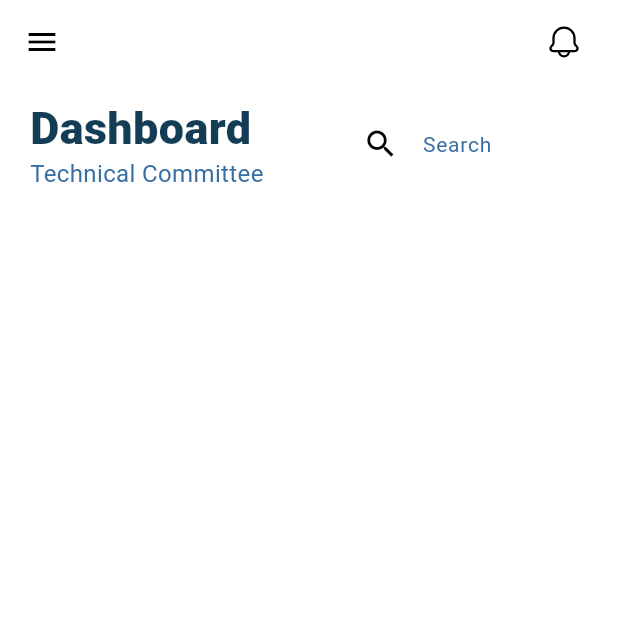
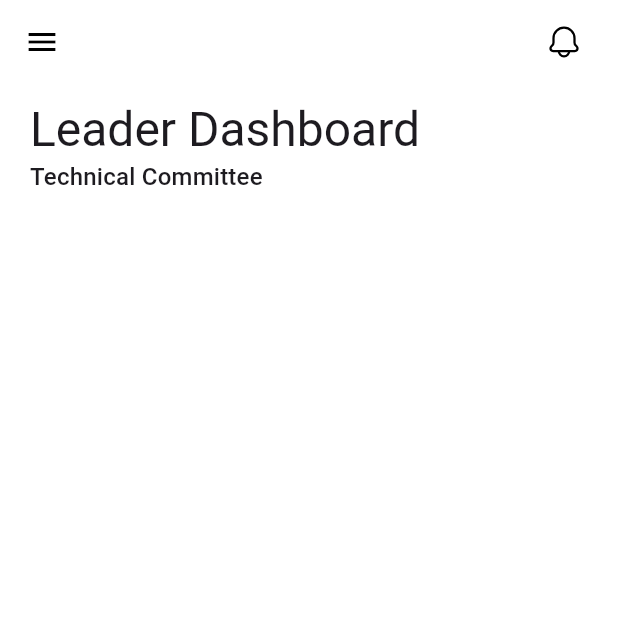
Before and after one commit to Amruthavalli-M/12DIT---BookTech, a Flutter app: the LeaderDashboard screen opened by its route, on a phone screen of 412 x 824 dp, the top half of it. Run offline on Flutter 3.47's test engine with Material 3 defaults, Android fonts, the phone set to English and light mode, and no system bars; our stand-ins replace flutter_svg, google_fonts.

Commit message:
Update header_parts.dart
FINAL VERSION

```diff
--- a/lib/widgets/header_parts.dart
+++ b/lib/widgets/header_parts.dart
@@ -1,59 +1,35 @@
-import 'package:booktech_flutter/utils/responsive.dart';
-import 'package:booktech_flutter/utils/theme.dart';
 import 'package:flutter/material.dart';
 
 class HeaderParts extends StatelessWidget {
-  const HeaderParts({super.key});
+  // Title text passed in to show role dashboard
+  final String title;
+
+  // Title argument
+  const HeaderParts({super.key, required this.title});
 
   @override
   Widget build(BuildContext context) {
     return Row(
-      mainAxisSize: MainAxisSize.min,
+      mainAxisSize: MainAxisSize.min, // Row width wraps content
       children: [
-        const SizedBox(
+        SizedBox(
+          // Container for the column of texts
           child: Column(
-            mainAxisAlignment: MainAxisAlignment.start,
-            crossAxisAlignment: CrossAxisAlignment.start,
+            mainAxisAlignment: MainAxisAlignment.start, // Align children at top vertically
+            crossAxisAlignment: CrossAxisAlignment.start, // Align children to the left horizontally
             children: [
+              // Large title text
               Text(
-                "Dashboard",
-                style: TextStyle(
-                  fontSize: 30,
-                  fontWeight: FontWeight.w900,
-                  height: 1.3,
-                  color: MyAppColor.primary
-                ),
+                title,
+                style: Theme.of(context).textTheme.headlineLarge,
               ),
+
+              // Subtitle text below title, static string
               Text(
                 "Technical Committee",
-                style: TextStyle(
-                  fontSize: 16,
-                  height: 1.3,
-                  color: MyAppColor.secondary,
-                ),
+                style: Theme.of(context).textTheme.titleMedium,
               )
             ],
-          ),
-        ),
-       const Spacer(flex: 1),
-        Expanded(
-          flex: Responsive.isDesktop(context) ? 1 : 3,
-          child: TextField(
-            decoration: InputDecoration(
-              filled: true,
-              fillColor: Colors.white,
-              contentPadding: const EdgeInsets.only(left: 40, right: 5),
-              enabledBorder: OutlineInputBorder(
-                borderRadius: BorderRadius.circular(30),
-                borderSide: const BorderSide(color: Colors.white),
-              ),
-              prefixIcon: Icon(Icons.search, color: Colors.black),
-              hintText: "Search",
-              hintStyle: TextStyle(
-                color: MyAppColor.secondary,
-                fontSize: 14,
-              ),
-            ),
           ),
         ),
       ],
```
